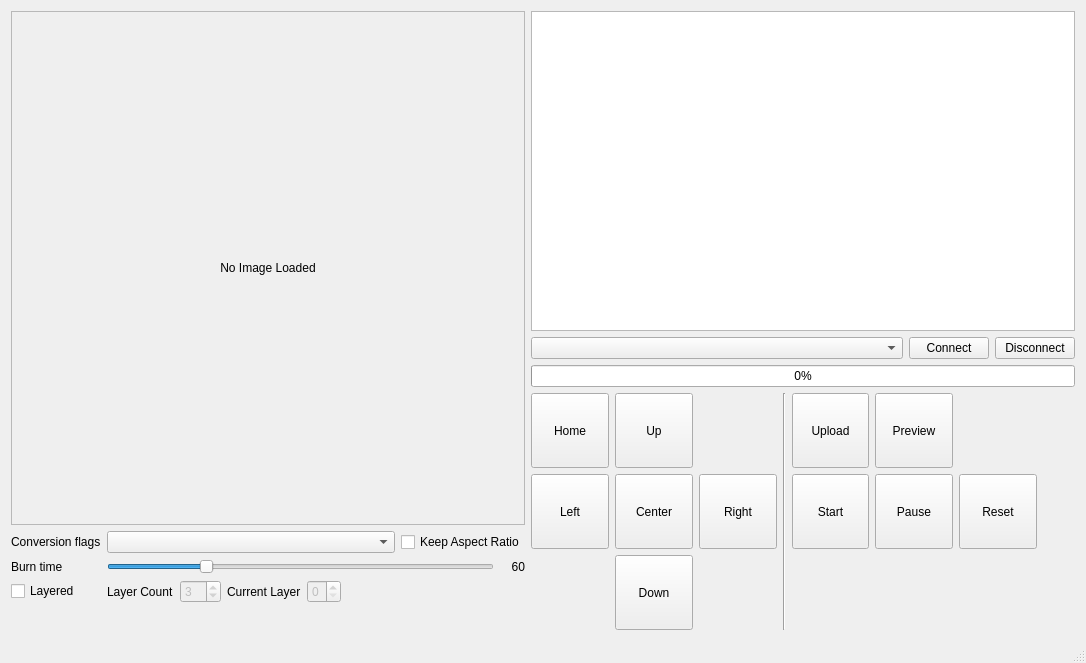
Old version of the form EzGraverUi/mainwindow.ui in the repository camrein/EzGraver.
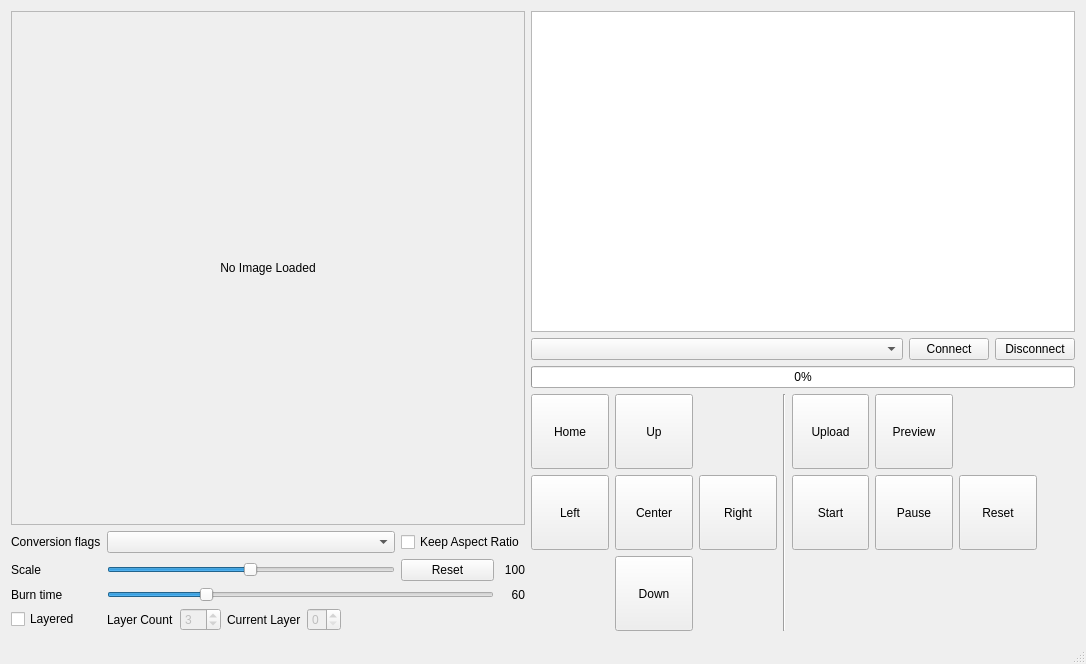
New version of the form. Custom widgets are drawn as their Qt base class.

Commit message: Added ui controls for image scaling.

Patch:
```diff
--- a/EzGraverUi/mainwindow.ui
+++ b/EzGraverUi/mainwindow.ui
@@ -44,14 +44,14 @@
       </item>
       <item>
        <layout class="QGridLayout" name="gridLayout_2">
-        <item row="1" column="0">
+        <item row="2" column="0">
          <widget class="QLabel" name="label_2">
           <property name="text">
            <string>Burn time</string>
           </property>
          </widget>
         </item>
-        <item row="2" column="1">
+        <item row="3" column="1">
          <layout class="QHBoxLayout" name="horizontalLayout">
           <item>
            <widget class="QLabel" name="label_5">
@@ -114,38 +114,7 @@
           </item>
          </layout>
         </item>
-        <item row="0" column="0">
-         <widget class="QLabel" name="label">
-          <property name="text">
-           <string>Conversion flags</string>
-          </property>
-         </widget>
-        </item>
-        <item row="0" column="1">
-         <widget class="QComboBox" name="conversionFlags">
-          <property name="sizePolicy">
-           <sizepolicy hsizetype="Expanding" vsizetype="Fixed">
-            <horstretch>0</horstretch>
-            <verstretch>0</verstretch>
-           </sizepolicy>
-          </property>
-         </widget>
-        </item>
-        <item row="2" column="0">
-         <widget class="QCheckBox" name="layered">
-          <property name="text">
-           <string>Layered</string>
-          </property>
-         </widget>
-        </item>
-        <item row="0" column="2" colspan="2">
-         <widget class="QCheckBox" name="keepAspectRatio">
-          <property name="text">
-           <string>Keep Aspect Ratio</string>
-          </property>
-         </widget>
-        </item>
-        <item row="1" column="3">
+        <item row="2" column="3">
          <widget class="QLabel" name="burnTimeLabel">
           <property name="sizePolicy">
            <sizepolicy hsizetype="Fixed" vsizetype="Preferred">
@@ -167,7 +136,38 @@
           </property>
          </widget>
         </item>
-        <item row="1" column="1" colspan="2">
+        <item row="0" column="1">
+         <widget class="QComboBox" name="conversionFlags">
+          <property name="sizePolicy">
+           <sizepolicy hsizetype="Expanding" vsizetype="Fixed">
+            <horstretch>0</horstretch>
+            <verstretch>0</verstretch>
+           </sizepolicy>
+          </property>
+         </widget>
+        </item>
+        <item row="0" column="0">
+         <widget class="QLabel" name="label">
+          <property name="text">
+           <string>Conversion flags</string>
+          </property>
+         </widget>
+        </item>
+        <item row="3" column="0">
+         <widget class="QCheckBox" name="layered">
+          <property name="text">
+           <string>Layered</string>
+          </property>
+         </widget>
+        </item>
+        <item row="0" column="2" colspan="2">
+         <widget class="QCheckBox" name="keepAspectRatio">
+          <property name="text">
+           <string>Keep Aspect Ratio</string>
+          </property>
+         </widget>
+        </item>
+        <item row="2" column="1" colspan="2">
          <widget class="QSlider" name="burnTime">
           <property name="sizePolicy">
            <sizepolicy hsizetype="Expanding" vsizetype="Fixed">
@@ -189,6 +189,46 @@
           </property>
          </widget>
         </item>
+        <item row="1" column="0">
+         <widget class="QLabel" name="label_4">
+          <property name="text">
+           <string>Scale</string>
+          </property>
+         </widget>
+        </item>
+        <item row="1" column="1">
+         <widget class="QSlider" name="imageScale">
+          <property name="minimum">
+           <number>1</number>
+          </property>
+          <property name="maximum">
+           <number>200</number>
+          </property>
+          <property name="value">
+           <number>100</number>
+          </property>
+          <property name="orientation">
+           <enum>Qt::Horizontal</enum>
+          </property>
+         </widget>
+        </item>
+        <item row="1" column="2">
+         <widget class="QPushButton" name="resetImageScale">
+          <property name="text">
+           <string>Reset</string>
+          </property>
+         </widget>
+        </item>
+        <item row="1" column="3">
+         <widget class="QLabel" name="imageScaleLabel">
+          <property name="text">
+           <string>100</string>
+          </property>
+          <property name="alignment">
+           <set>Qt::AlignRight|Qt::AlignTrailing|Qt::AlignVCenter</set>
+          </property>
+         </widget>
+        </item>
        </layout>
       </item>
       <item>
```
The commit also changes 1 other file.
